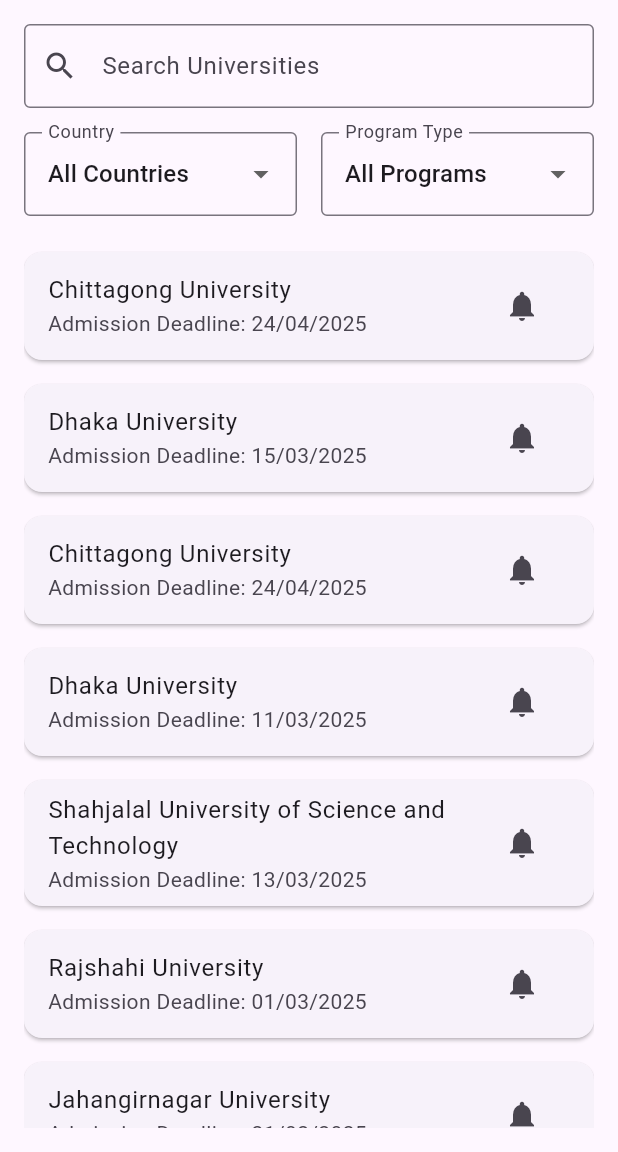
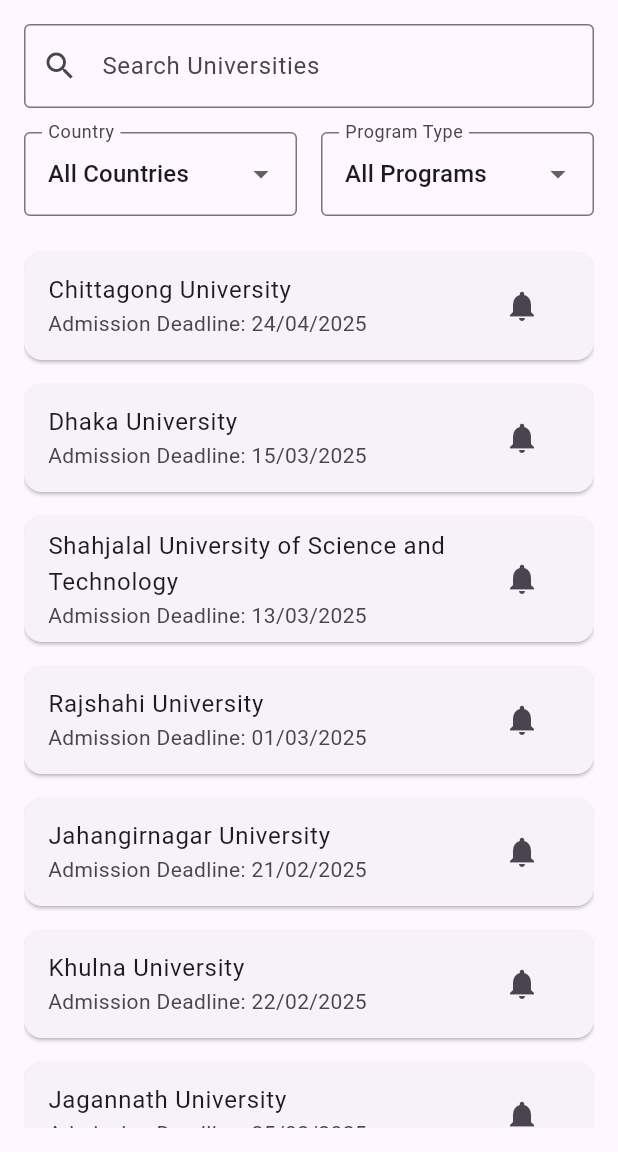
Before and after one commit to Kabir4874/Edulink_Hub_Flutter_App, a Flutter app: the AdmissionPage screen opened by its route, on a phone screen of 412 x 824 dp, the part 84-1236 px from its top. Run offline on Flutter 3.47's test engine with Material 3 defaults, Android fonts, the phone set to English and light mode, and no system bars; our stand-ins replace image_picker, intl_phone_field.

Commit message:
2nd update

```diff
--- a/lib/screens/admission_page.dart
+++ b/lib/screens/admission_page.dart
@@ -12,7 +12,8 @@
       deadline: "24/04/2025",
       applyLink: "https://admission.cu.ac.bd/",
       admitCardDownload: "15/05/2025",
-      examUnits: ["20/05/25", "21/05/25", "22/05/25", "23/05/25"],
+      examUnits: ["A-20/05/25", "B-21/05/25", "C-22/05/25", "D-23/05/25"],
+      imageUrl: "https://example.com/chittagong-university.jpg", // ✅ Add image URL
     ),
     University(
       name: "Dhaka University",
@@ -21,25 +22,8 @@
       deadline: "15/03/2025",
       applyLink: "https://admission.du.ac.bd/",
       admitCardDownload: "05/04/2025",
-      examUnits: ["10/04/25", "11/04/25", "12/04/25", "13/04/25"],
-    ),
-  University(
-  name: "Chittagong University",
-  location: "Chittagong",
-  applyDate: "23/03/2025",
-  deadline: "24/04/2025",
-  applyLink: "https://admission.cu.ac.bd/",
-  admitCardDownload: "15/05/2025",
-  examUnits: ["20/05/25", "21/05/25", "22/05/25", "23/05/25"],
-  ),
-  University(
-  name: "Dhaka University",
-  location: "Dhaka",
-  applyDate: "01/02/2025",
-  deadline: "11/03/2025",
-  applyLink: "https://admission.eis.du.ac.bd/en/408b7c8ad06e4d9954fa2d948a01f508",
-  admitCardDownload: "25/03/2025",
-  examUnits: ["27/02/25", "28/02/25", "01/03/25", "02/03/25"],
+      examUnits: ["A-10/04/25", "B-11/04/25", "C-12/04/25", "D-13/04/25"],
+      imageUrl: "https://example.com/dhaka-university.jpg", // ✅ Add image URL
     ),
     University(
       name: "Shahjalal University of Science and Technology",
@@ -48,7 +32,8 @@
       deadline: "13/03/2025",
       applyLink: "https://admission.sust.edu.bd/",
       admitCardDownload: "24/03/2025",
-  examUnits: ["25/03/25", "26/03/25", "27/03/25", "28/03/25"],
+      examUnits: ["A-25/03/25", "B-26/03/25", "C-27/03/25", "D-28/03/25"],
+      imageUrl: "https://example.com/sust.jpg",
     ),
     University(
       name: "Rajshahi University",
@@ -57,7 +42,8 @@
       deadline: "01/03/2025",
       applyLink: "https://admission.ru.ac.bd/",
       admitCardDownload: "20/02/2025",
-  examUnits: ["23/02/25", "24/02/25", "25/02/25", "26/02/25"],
+      examUnits: ["A-23/02/25", "B-24/02/25", "C-25/02/25", "D-26/02/25"],
+      imageUrl: "https://example.com/rajshahi-university.jpg",
     ),
     University(
       name: "Jahangirnagar University",
@@ -66,7 +52,8 @@
       deadline: "21/02/2025",
       applyLink: "https://ju-admission.org/",
       admitCardDownload: "28/02/2025",
-  examUnits: ["05/03/25", "06/03/25", "07/03/25", "08/03/25"],
+      examUnits: ["A-05/03/25", "B-06/03/25", "C-07/03/25", "D-08/03/25"],
+      imageUrl: "https://example.com/jahangirnagar-university.jpg",
     ),
     University(
       name: "Khulna University",
@@ -75,7 +62,8 @@
       deadline: "22/02/2025",
       applyLink: "https://admission.ku.ac.bd/",
       admitCardDownload: "01/03/2025",
-  examUnits: ["15/03/25", "16/03/25", "17/03/25", "18/03/25"],
+      examUnits: ["A-15/03/25", "B-16/03/25", "C-17/03/25", "D-18/03/25"],
+      imageUrl: "https://example.com/khulna-university.jpg",
     ),
     University(
       name: "Jagannath University",
@@ -84,7 +72,8 @@
       deadline: "25/02/2025",
       applyLink: "https://jnuadmission.com/",
       admitCardDownload: "09/03/2025",
-  examUnits: ["20/03/25", "21/03/25", "22/03/25", "23/03/25"],
+      examUnits: ["A-20/03/25", "B-21/03/25", "C-22/03/25", "D-23/03/25"],
+      imageUrl: "https://example.com/jagannath-university.jpg",
     ),
     University(
       name: "Agricultural GST Admission",
@@ -94,6 +83,7 @@
       applyLink: "https://acas.edu.bd/signin",
       admitCardDownload: "05/03/2025",
       examUnits: ["1/05/25"],
+      imageUrl: "https://example.com/agriculture-gst.jpg",
     ),
     University(
       name: "Hajee Mohammad Danesh Science & Technology University",
@@ -103,6 +93,7 @@
       applyLink: "https://hstu.ac.bd/admission/index",
       admitCardDownload: "30/03/2025",
       examUnits: ["12/04/25", "13/04/25", "14/04/25", "15/04/25"],
+      imageUrl: "https://example.com/hstu.jpg",
     ),
     University(
       name: "Patuakhali Science & Technology University",
@@ -111,7 +102,8 @@
       deadline: "21/03/2025",
       applyLink: "https://www.pstu.ac.bd/admission",
       admitCardDownload: "06/04/2025",
-  examUnits: ["18/04/25", "19/04/25", "20/04/25", "21/04/25"],
+      examUnits: ["A-18/04/25", "B-19/04/25", "C-20/04/25", "D-21/04/25"],
+      imageUrl: "https://example.com/pstu.jpg",
     ),
     University(
       name: "University GST Admission",
@@ -120,7 +112,8 @@
       deadline: "15/03/2025",
       applyLink: "https://gstadmission.ac.bd/",
       admitCardDownload: "06/05/25",
-  examUnits: ["12/05/2025", "13/05/25", "14/05/25", "15/05/25"],
+      examUnits: ["A-12/05/2025", "B-13/05/25", "C-14/05/25", "D-15/05/25"],
+      imageUrl: "https://example.com/gst.jpg",
     ),
     University(
       name: "Bangladesh University of Engineering and Technology (BUET)",
@@ -130,6 +123,7 @@
       applyLink: "https://ipe.buet.ac.bd/page/undergraduate-admission",
       admitCardDownload: "27/02/2025",
       examUnits: ["13/03/25"],
+      imageUrl: "https://example.com/buet.jpg",
     ),
     University(
       name: "Chittagong University of Engineering & Technology (CUET)",
@@ -139,6 +133,7 @@
       applyLink: "https://www.cuet.ac.bd/admission",
       admitCardDownload: "06/04/2025",
       examUnits: ["10/06/25"],
+      imageUrl: "https://example.com/cuet.jpg",
     ),
     University(
       name: "Rajshahi University of Engineering & Technology (RUET)",
@@ -148,6 +143,7 @@
       applyLink: "https://admission.ruet.ac.bd/",
       admitCardDownload: "09/06/2025",
       examUnits: ["12/06/25"],
+      imageUrl: "https://example.com/ruet.jpg",
     ),
     University(
       name: "Khulna University of Engineering & Technology (KUET)",
@@ -157,6 +153,7 @@
       applyLink: "https://www.kuet.ac.bd/",
       admitCardDownload: "02/03/2025",
       examUnits: ["8/04/25"],
+      imageUrl: "https://example.com/kuet.jpg",
     ),
   ];
 
```
Also changed, not shown: lib/model/university.dart (+15 -0 lines), lib/screens/UniversityDetailsPage.dart (+94 -24 lines). Lines whose indentation alone changed are shown as unchanged.
